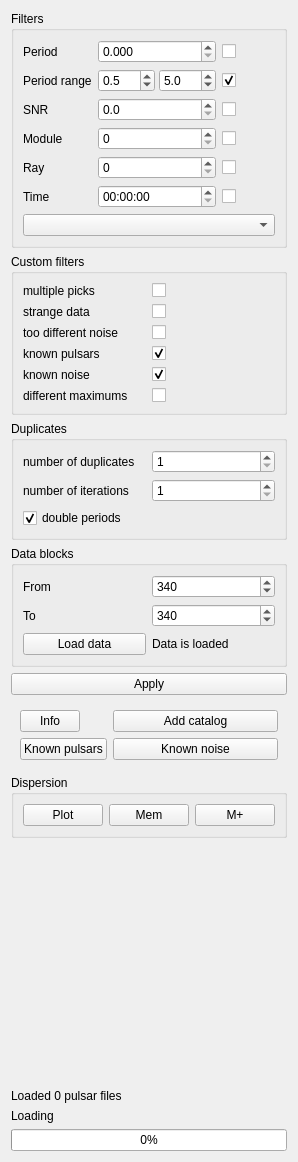
Above: src/analytics.ui from vtyulb/BSA-Analytics before the change. Below: the same form after it.
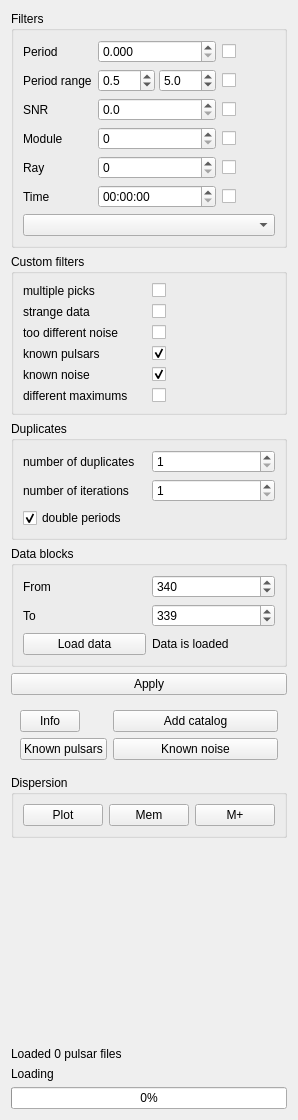
That is the form after the change.

Commit message: fourier analytics

The edit to the form file:
```diff
--- a/src/analytics.ui
+++ b/src/analytics.ui
@@ -7,7 +7,7 @@
     <x>0</x>
     <y>0</y>
     <width>295</width>
-    <height>1162</height>
+    <height>1120</height>
    </rect>
   </property>
   <property name="windowTitle">
@@ -176,7 +176,7 @@
            <string/>
           </property>
           <property name="checked">
-           <bool>true</bool>
+           <bool>false</bool>
           </property>
          </widget>
         </item>
@@ -382,7 +382,7 @@
          <number>500</number>
         </property>
         <property name="value">
-         <number>340</number>
+         <number>339</number>
         </property>
        </widget>
       </item>
```
The commit also changes 6 other files.
